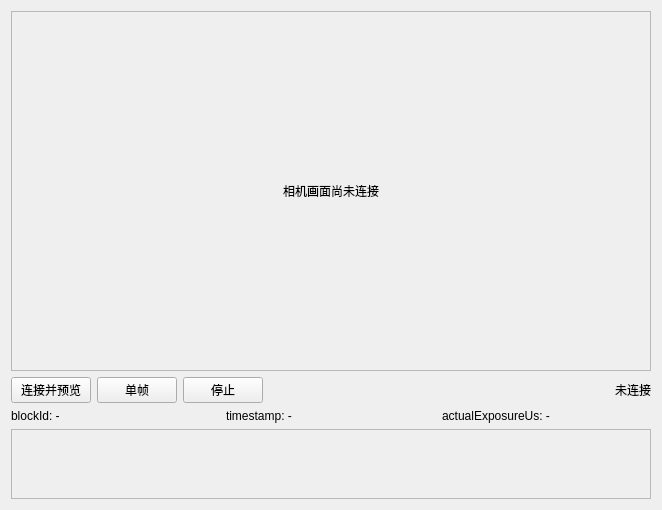
Qt form src/emo_master/plugins/builtins/huaray_camera/ui/editor.ui (jsdfhasuh/emo_master) before a commit.
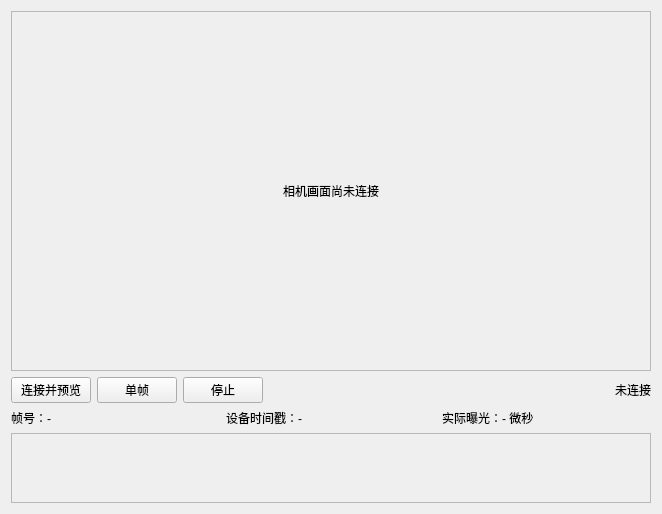
The same form after that commit.

```diff
--- a/src/emo_master/plugins/builtins/huaray_camera/ui/editor.ui
+++ b/src/emo_master/plugins/builtins/huaray_camera/ui/editor.ui
@@ -22,9 +22,9 @@
    </item>
    <item>
     <layout class="QHBoxLayout" name="metadataLayout">
-     <item><widget class="QLabel" name="blockIdLabel"><property name="text"><string>blockId: -</string></property></widget></item>
-     <item><widget class="QLabel" name="timestampLabel"><property name="text"><string>timestamp: -</string></property></widget></item>
-     <item><widget class="QLabel" name="exposureLabel"><property name="text"><string>actualExposureUs: -</string></property></widget></item>
+     <item><widget class="QLabel" name="blockIdLabel"><property name="text"><string>帧号：-</string></property></widget></item>
+     <item><widget class="QLabel" name="timestampLabel"><property name="text"><string>设备时间戳：-</string></property></widget></item>
+     <item><widget class="QLabel" name="exposureLabel"><property name="text"><string>实际曝光：- 微秒</string></property></widget></item>
     </layout>
    </item>
    <item>
```
